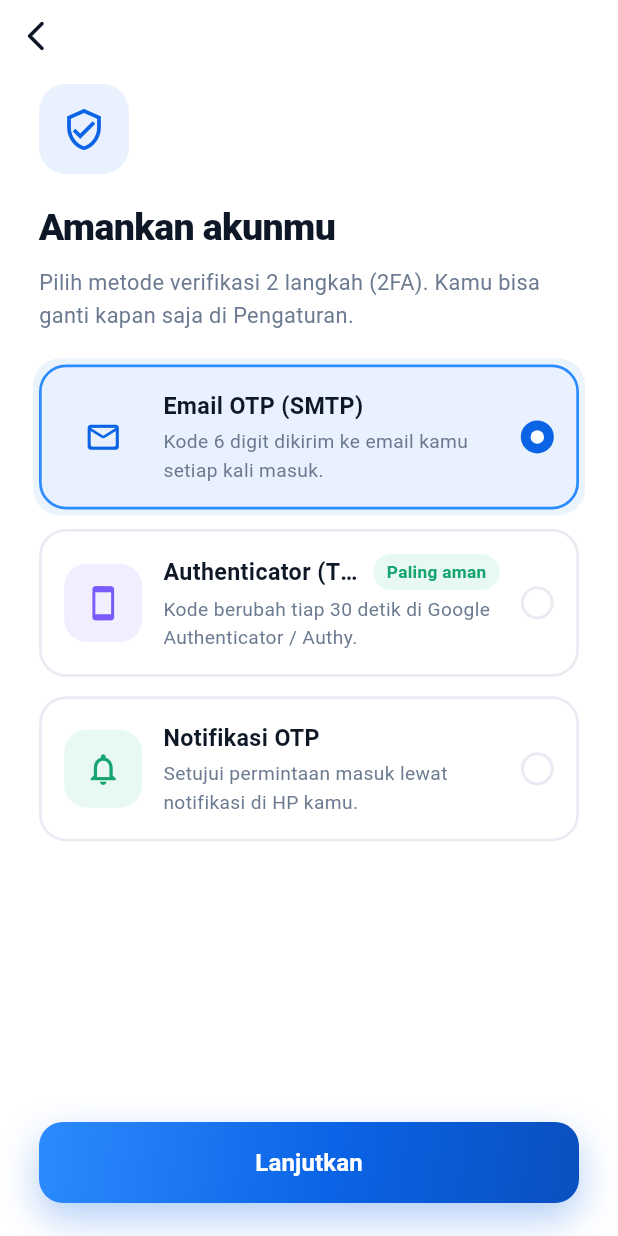
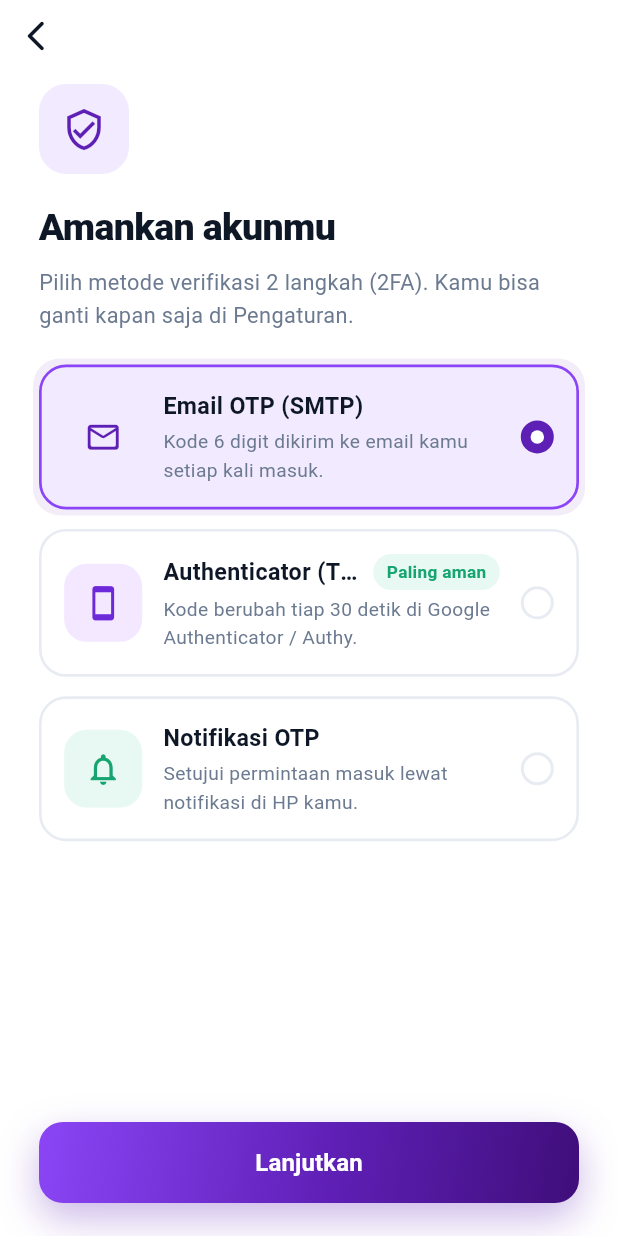
Before and after one commit to dwiilhammaulana/e_money, a Flutter app: the AccountPage screen opened by its route, after a tap on "Verifikasi 2 langkah (2FA)", on a phone screen of 412 x 824 dp. Run offline on Flutter 3.47's test engine with Material 3 defaults, Android fonts, the phone set to English and light mode, and no system bars; our stand-ins replace dio, equatable, firebase_auth, firebase_core, flutter_bloc, flutter_secure_storage and 4 more; missing offline and left inert: mobile_scanner; accounts and stored records are empty; Roboto replaces fonts that are missing (PlusJakartaSans).

Commit message:
mengubah thema warna ungu

```diff
--- a/lib/core/theme/app_colors.dart
+++ b/lib/core/theme/app_colors.dart
@@ -1,12 +1,12 @@
 import 'package:flutter/material.dart';
 
 class AppColors {
-  // Primary Blue
-  static const Color primary = Color(0xFF0B63E5);
-  static const Color primaryLight = Color(0xFF2C8BFF);
-  static const Color primaryDark = Color(0xFF0A4FBF);
-  static const Color primarySurface = Color(0xFFE8F1FD);
-  static const Color primaryBorder = Color(0xFFB8D0F7);
+  // Primary Purple
+  static const Color primary = Color(0xFF5E1FB5);
+  static const Color primaryLight = Color(0xFF8B45F6);
+  static const Color primaryDark = Color(0xFF3F0E7A);
+  static const Color primarySurface = Color(0xFFF2EAFE);
+  static const Color primaryBorder = Color(0xFFD8C2FA);
 
   // Semantic
   static const Color green = Color(0xFF16A571);
@@ -15,8 +15,8 @@ class AppColors {
   static const Color amberSurface = Color(0xFFFDF3E3);
   static const Color red = Color(0xFFE5484D);
   static const Color redSurface = Color(0xFFFDECED);
-  static const Color violet = Color(0xFF7A5AF8);
-  static const Color violetSurface = Color(0xFFF0EEFF);
+  static const Color violet = Color(0xFF6D28D9);
+  static const Color violetSurface = Color(0xFFF3E8FF);
 
   // Neutral
   static const Color ink = Color(0xFF0E1726);
@@ -56,7 +56,7 @@ class AppColors {
   ];
   static List<BoxShadow> shadowPrimary = [
     BoxShadow(
-      color: Color(0x520B63E5),
+      color: Color(0x525E1FB5),
       blurRadius: 22,
       spreadRadius: 0,
       offset: Offset(0, 10),
--- a/lib/presentation/widgets/app_avatar.dart
+++ b/lib/presentation/widgets/app_avatar.dart
@@ -1,4 +1,5 @@
 import 'package:flutter/material.dart';
+import '../../core/theme/app_colors.dart';
 
 class AppAvatar extends StatelessWidget {
   final String name;
@@ -17,12 +18,12 @@ class AppAvatar extends StatelessWidget {
   @override
   Widget build(BuildContext context) {
     final palette = [
-      const Color(0xFF0B63E5),
+      AppColors.primary,
       const Color(0xFF16A571),
-      const Color(0xFF7A5AF8),
+      AppColors.violet,
       const Color(0xFFF5A623),
       const Color(0xFFE5484D),
-      const Color(0xFF0EA5E9),
+      const Color(0xFF7C3AED),
     ];
     final auto = palette[(name.isNotEmpty ? name.codeUnitAt(0) : 0) % palette.length];
     final initials = name
```
